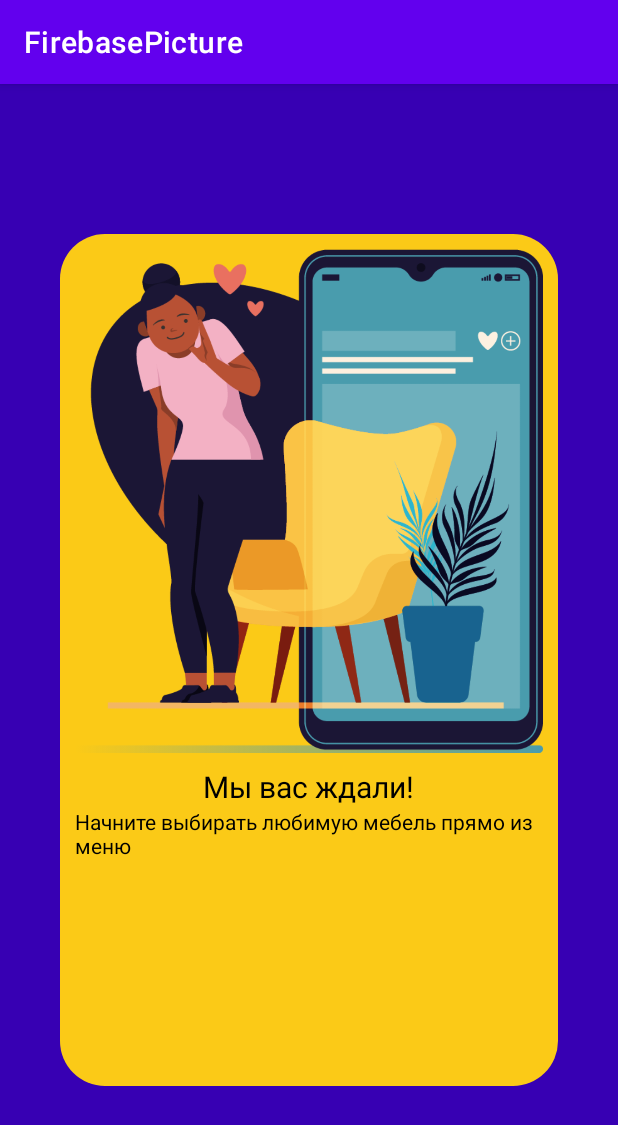
After one commit to MikhailGorbach/XB, an Android app: the fragment Welcome shown on its own in the app's theme, on a phone screen of 412 x 824 dp. The commit adds this screen. Shown: the top 1125 px of the screen. Run offline under Robolectric (Android 15) with nearby library versions, the phone set to English and light mode, and no system bars.

Commit message:
Create Welcome pages after the policy

```diff
--- a/FirebasePicture/app/src/main/java/com/example/firebasepicture/Policy/PolicyFragment.java
+++ b/FirebasePicture/app/src/main/java/com/example/firebasepicture/Policy/PolicyFragment.java
@@ -14,6 +14,7 @@ import android.widget.Button;
 import android.widget.ImageButton;
 import android.widget.TextView;
 
+import com.example.firebasepicture.Policy.Welcom.Welcome;
 import com.example.firebasepicture.R;
 import com.ismaeldivita.chipnavigation.ChipNavigationBar;
 
@@ -101,8 +102,9 @@ public class PolicyFragment extends Fragment {
         btnPrivatePolicyAccept.setOnClickListener(new View.OnClickListener() {
             @Override
             public void onClick(View v) {
-                bottomNav.setVisibility(View.VISIBLE);
-                getFragmentManager().beginTransaction().remove(getFragmentManager().findFragmentById(R.id.fragment_container)).commit();
+                //bottomNav.setVisibility(View.VISIBLE);
+                getFragmentManager().beginTransaction().replace(R.id.fragment_container, new Welcome()).commit();
+                //remove(getFragmentManager().findFragmentById(R.id.fragment_container)).commit();
             }
         });
 
--- /dev/null
+++ b/FirebasePicture/app/src/main/java/com/example/firebasepicture/Policy/Welcom/Adapter/PageAdapter.java
@@ -0,0 +1,28 @@
+package com.example.firebasepicture.Policy.Welcom.Adapter;
+
+import androidx.fragment.app.Fragment;
+import androidx.fragment.app.FragmentManager;
+import androidx.fragment.app.FragmentStatePagerAdapter;
+
+import java.util.List;
+
+public class PageAdapter extends FragmentStatePagerAdapter {
+
+    private List<Fragment> fragmentList;
+
+    public PageAdapter(FragmentManager fm, List<Fragment> fragmentList){
+        super(fm);
+        this.fragmentList = fragmentList;
+    }
+
+    @Override
+    public Fragment getItem(int i){
+        return fragmentList.get(i);
+    }
+
+    @Override
+    public int getCount(){
+        return fragmentList.size();
+    }
+
+}
--- /dev/null
+++ b/FirebasePicture/app/src/main/java/com/example/firebasepicture/Policy/Welcom/PageFragment.java
@@ -0,0 +1,64 @@
+package com.example.firebasepicture.Policy.Welcom;
+
+import android.os.Bundle;
+import android.view.LayoutInflater;
+import android.view.View;
+import android.view.ViewGroup;
+import android.widget.Button;
+import android.widget.ImageView;
+import android.widget.TextView;
+
+import androidx.fragment.app.Fragment;
+
+import com.example.firebasepicture.R;
+
+public class PageFragment extends Fragment {
+    private boolean btnVisible;
+    private int resDrawable;
+    private int resWelcomeText;
+    private int resWelcomeTitle;
+
+    private ImageView imgWelcomPicture;
+    private Button btnWelcomAccept;
+    private TextView txtWelcomeTitle;
+    private TextView txtWelcomeText;
+
+    public PageFragment(int resDrawable, boolean btnVisible,int resWelcomeTitle, int resWelcomeText){
+        this.btnVisible = btnVisible;
+        this.resDrawable = resDrawable;
+        this.resWelcomeText = resWelcomeText;
+        this.resWelcomeTitle = resWelcomeTitle;
+    }
+
+    @Override
+    public View onCreateView(LayoutInflater inflater, ViewGroup container,
+                             Bundle savedInstanceState) {
+        View v = inflater.inflate(R.layout.page_1, container, false);
+
+        initComponents(v);
+
+        return v;
+    }
+
+    private void initComponents(View v){
+        imgWelcomPicture = v.findViewById(R.id.imgWelcomPicture);
+        btnWelcomAccept = v.findViewById(R.id.btnWelcomAccept);
+        txtWelcomeTitle = v.findViewById(R.id.txtWelcomeTitle);
+        txtWelcomeText = v.findViewById(R.id.txtWelcomeText);
+
+        imgWelcomPicture.setImageResource(resDrawable);
+
+        btnWelcomAccept.setVisibility((btnVisible)?View.VISIBLE:View.INVISIBLE);
+        btnWelcomAccept.setEnabled(btnVisible);
+        btnWelcomAccept.setOnClickListener(new View.OnClickListener() {
+            @Override
+            public void onClick(View v) {
+                getFragmentManager().beginTransaction().remove(getFragmentManager().findFragmentById(R.id.fragment_container)).commit();
+            }
+        });
+
+        txtWelcomeTitle.setText(resWelcomeTitle);
+        txtWelcomeText.setText(resWelcomeText);
+    }
+
+}
--- /dev/null
+++ b/FirebasePicture/app/src/main/java/com/example/firebasepicture/Policy/Welcom/Welcome.java
@@ -0,0 +1,46 @@
+package com.example.firebasepicture.Policy.Welcom;
+
+import android.os.Bundle;
+
+import androidx.fragment.app.Fragment;
+import androidx.viewpager.widget.PagerAdapter;
+import androidx.viewpager.widget.ViewPager;
+
+import android.view.LayoutInflater;
+import android.view.View;
+import android.view.ViewGroup;
+
+import com.example.firebasepicture.Policy.Welcom.Adapter.PageAdapter;
+import com.example.firebasepicture.R;
+
+import java.util.ArrayList;
+import java.util.List;
+
+public class Welcome extends Fragment {
+    private ViewPager pager;
+    private PagerAdapter adapter;
+
+    @Override
+    public View onCreateView(LayoutInflater inflater, ViewGroup container,
+                             Bundle savedInstanceState) {
+        View v = inflater.inflate(R.layout.fragment_welcome, container, false);
+
+        initComponents(v);
+
+        return v;
+    }
+
+    private void initComponents(View v){
+        pager = v.findViewById(R.id.pager);
+
+        List<Fragment> list = new ArrayList<>();
+        list.add(new PageFragment(R.drawable.page_1,false, R.string.WelcomePage1Title, R.string.WelcomePage1Text));
+        list.add(new PageFragment(R.drawable.page_2,false, R.string.WelcomePage2Title, R.string.WelcomePage2Text));
+        list.add(new PageFragment(R.drawable.page_3,true, R.string.WelcomePage3Title, R.string.WelcomePage3Text));
+
+        adapter = new PageAdapter(getFragmentManager(), list);
+
+        pager.setAdapter(adapter);
+
+    }
+}
--- /dev/null
+++ b/FirebasePicture/app/src/main/res/drawable/background_welcome_in_card.xml
@@ -0,0 +1,13 @@
+<?xml version="1.0" encoding="utf-8"?>
+<selector xmlns:android="http://schemas.android.com/apk/res/android">
+    <item>
+        <shape android:shape="rectangle">
+            <solid android:color="@color/colorPrimary"/>
+            <corners
+                android:bottomLeftRadius="30dp"
+                android:bottomRightRadius="30dp"
+                android:topLeftRadius="30dp"
+                android:topRightRadius="30dp"/>
+        </shape>
+    </item>
+</selector>
--- /dev/null
+++ b/FirebasePicture/app/src/main/res/layout/fragment_welcome.xml
@@ -0,0 +1,13 @@
+<?xml version="1.0" encoding="utf-8"?>
+<RelativeLayout xmlns:android="http://schemas.android.com/apk/res/android"
+    xmlns:tools="http://schemas.android.com/tools"
+    android:layout_width="match_parent"
+    android:layout_height="match_parent"
+    tools:context=".Policy.Welcom.Welcome">
+
+    <androidx.viewpager.widget.ViewPager
+        android:id="@+id/pager"
+        android:layout_width="match_parent"
+        android:layout_height="match_parent" />
+
+</RelativeLayout>
--- /dev/null
+++ b/FirebasePicture/app/src/main/res/layout/page_1.xml
@@ -0,0 +1,65 @@
+<?xml version="1.0" encoding="utf-8"?>
+<RelativeLayout xmlns:android="http://schemas.android.com/apk/res/android"
+    xmlns:app="http://schemas.android.com/apk/res-auto"
+    xmlns:tools="http://schemas.android.com/tools"
+    android:layout_width="match_parent"
+    android:layout_height="match_parent"
+    android:background="@color/design_default_color_primary_variant">
+
+    <RelativeLayout
+        android:id="@+id/cardWelcomLayout"
+        android:layout_width="match_parent"
+        android:layout_height="match_parent"
+        android:layout_centerInParent="true"
+        android:layout_marginLeft="80dp"
+        android:layout_marginTop="200dp"
+        android:background="@drawable/background_welcome_in_card">
+
+        <ImageView
+            android:id="@+id/imgWelcomPicture"
+            android:layout_width="321dp"
+            android:layout_height="353dp"
+            android:layout_centerHorizontal="true"
+            android:layout_marginLeft="10dp"
+            android:layout_marginTop="1dp"
+            android:layout_marginRight="10dp"
+            android:scaleType="fitCenter"
+            tools:srcCompat="@drawable/page_1" />
+
+        <TextView
+            android:id="@+id/txtWelcomeTitle"
+            android:layout_width="wrap_content"
+            android:layout_height="wrap_content"
+            android:layout_below="@+id/imgWelcomPicture"
+            android:layout_centerHorizontal="true"
+            android:text="TextView"
+            android:textColor="#000000"
+            android:textSize="20dp" />
+
+        <TextView
+            android:id="@+id/txtWelcomeText"
+            android:layout_width="match_parent"
+            android:layout_height="wrap_content"
+            android:layout_below="@+id/txtWelcomeTitle"
+            android:layout_marginLeft="10dp"
+            android:layout_marginRight="10dp"
+            android:text="TextView"
+            android:textColor="#000000"
+            android:textSize="14sp" />
+
+
+    </RelativeLayout>
+
+    <Button
+        android:id="@+id/btnWelcomAccept"
+        android:layout_width="wrap_content"
+        android:layout_height="wrap_content"
+        android:layout_below="@id/cardWelcomLayout"
+        android:layout_centerHorizontal="true"
+        android:layout_marginTop="35dp"
+        android:backgroundTint="#32FF00"
+        android:text="Начать"
+        android:textColor="#000000"
+        tools:ignore="SpeakableTextPresentCheck" />
+
+</RelativeLayout>
--- /dev/null
+++ b/FirebasePicture/app/src/main/res/values/welcome.xml
@@ -0,0 +1,9 @@
+<?xml version="1.0" encoding="utf-8"?>
+<resources>
+    <string name="WelcomePage1Title">Мы вас ждали!</string>
+    <string name="WelcomePage1Text">Начните выбирать любимую мебель прямо из меню</string>
+    <string name="WelcomePage2Title">Пространство</string>
+    <string name="WelcomePage2Text">Поставьте мебель в любое удобное место, прямо у Вас в помещении!</string>
+    <string name="WelcomePage3Title">Перемещение</string>
+    <string name="WelcomePage3Text">Передвигайте и поворачивайте модель, как Вам угодно.</string>
+</resources>
```
Also changed, not shown: FirebasePicture/app/src/main/res/drawable-v24/page_1.png (added), FirebasePicture/app/src/main/res/drawable-v24/page_2.png (added), FirebasePicture/app/src/main/res/drawable-v24/page_3.png (added).
